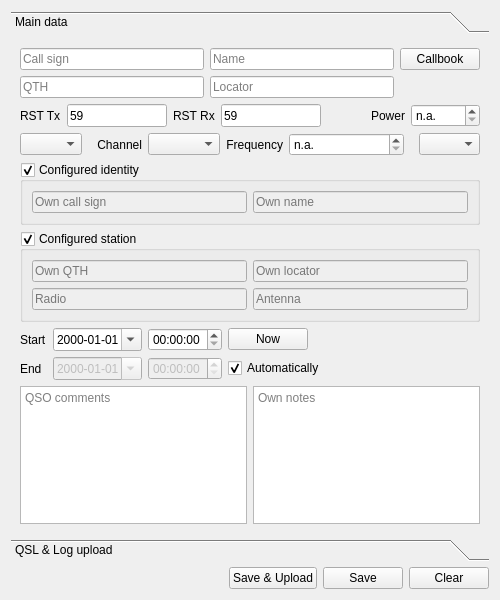
This is ui_files/DragonLog_QSOForm.ui in gitandy/DragonLog as Qt 5 draws it before an edit. The edited form follows.
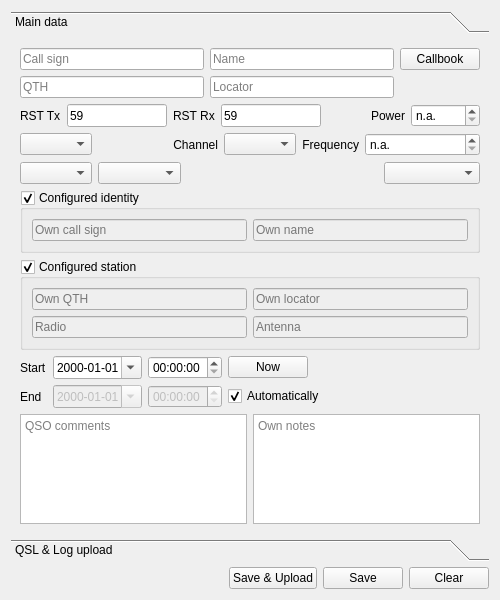
This is the edited form.

Commit message: Added submode and propagation fields

Diff of the .ui file:
```diff
--- a/ui_files/DragonLog_QSOForm.ui
+++ b/ui_files/DragonLog_QSOForm.ui
@@ -263,19 +263,10 @@
              </property>
             </widget>
            </item>
-           <item>
-            <spacer name="horizontalSpacer">
-             <property name="orientation">
-              <enum>Qt::Horizontal</enum>
-             </property>
-             <property name="sizeHint" stdset="0">
-              <size>
-               <width>40</width>
-               <height>20</height>
-              </size>
-             </property>
-            </spacer>
-           </item>
+          </layout>
+         </item>
+         <item>
+          <layout class="QHBoxLayout" name="horizontalLayout_14">
            <item>
             <widget class="QComboBox" name="modeComboBox">
              <property name="minimumContentsLength">
@@ -286,6 +277,33 @@
              </property>
             </widget>
            </item>
+           <item>
+            <widget class="QComboBox" name="submodeComboBox">
+             <property name="placeholderText">
+              <string>Submode</string>
+             </property>
+            </widget>
+           </item>
+           <item>
+            <spacer name="horizontalSpacer_13">
+             <property name="orientation">
+              <enum>Qt::Horizontal</enum>
+             </property>
+             <property name="sizeHint" stdset="0">
+              <size>
+               <width>40</width>
+               <height>20</height>
+              </size>
+             </property>
+            </spacer>
+           </item>
+           <item>
+            <widget class="QComboBox" name="propComboBox">
+             <property name="placeholderText">
+              <string>Propagation</string>
+             </property>
+            </widget>
+           </item>
           </layout>
          </item>
          <item>
```
Left out of the diff: 21 changed lines with no effect on the pictures. The commit also changes 3 other files.
